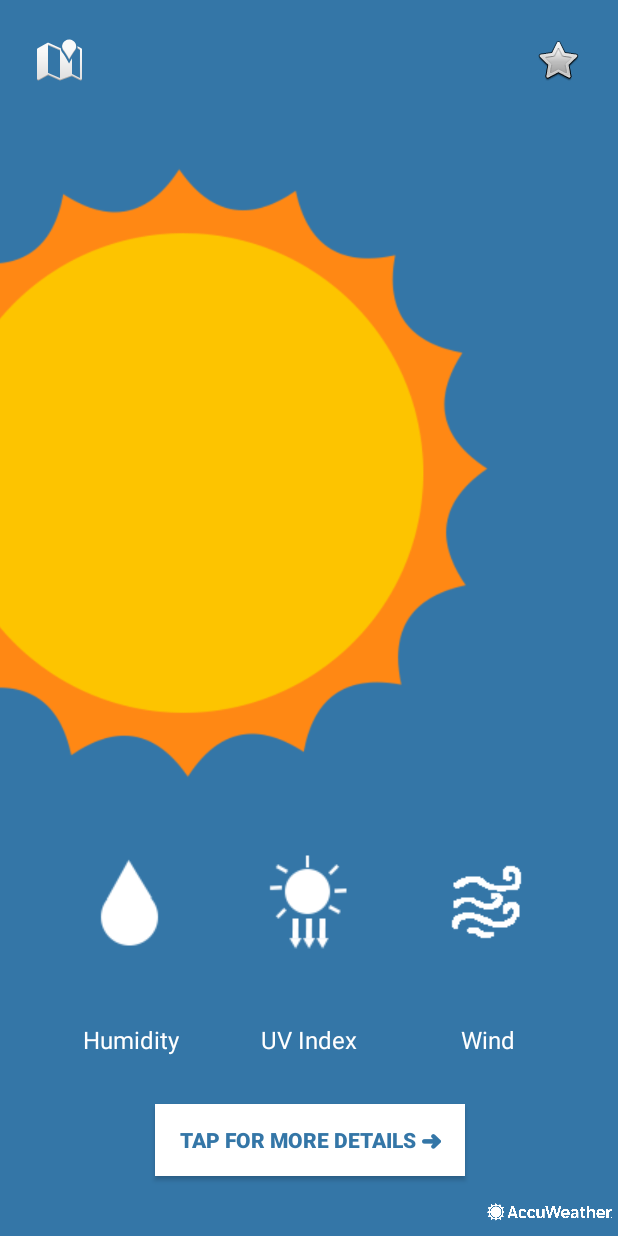
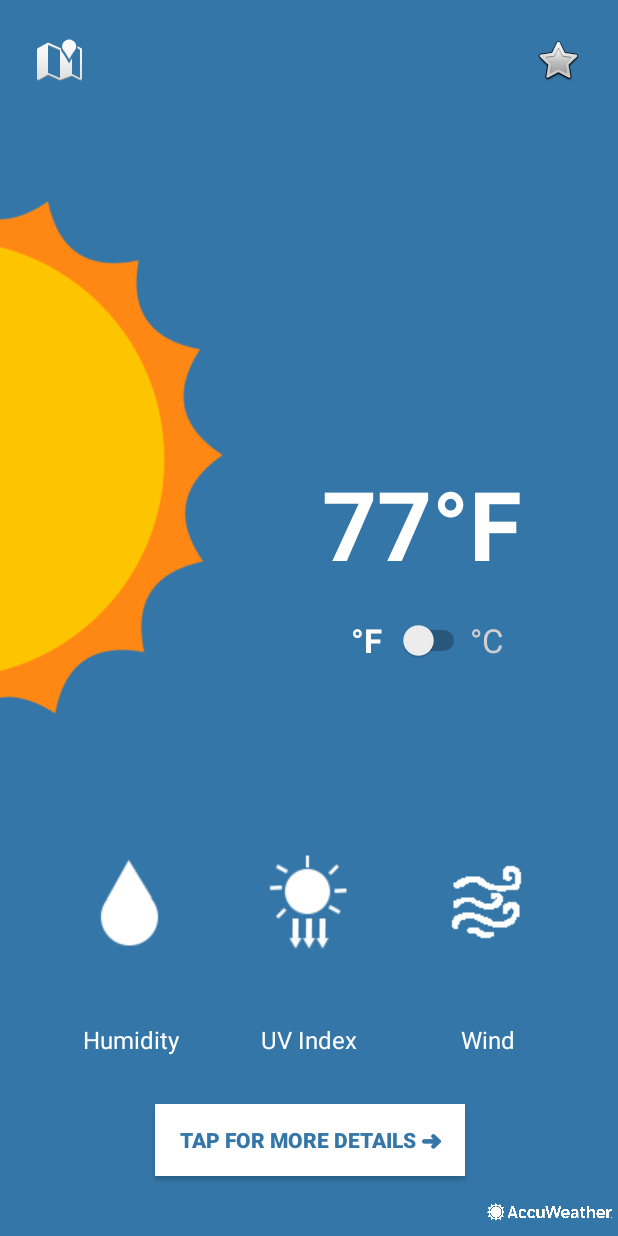
Before and after one commit to brookeclaroni/weather-app, an Android app: the screen it shows after launch (MainActivity), on a phone screen of 412 x 824 dp. Run offline under Robolectric (Android 15) with nearby library versions, the phone set to English and light mode, and no system bars; libraries missing offline, so code that uses them is left out: org.jetbrains.anko; 1 statement that could not run was skipped.

Commit message:
main activity interface tweaks

```diff
--- a/WeatherApp/app/src/main/res/layout/activity_main.xml
+++ b/WeatherApp/app/src/main/res/layout/activity_main.xml
@@ -42,9 +42,10 @@
 
     <ImageView
         android:id="@+id/sunImageView"
-        android:layout_width="wrap_content"
-        android:layout_height="wrap_content"
-        android:layout_marginEnd="52dp"
+        android:layout_width="375dp"
+        android:layout_height="445dp"
+        android:layout_marginTop="8dp"
+        android:layout_marginEnd="64dp"
         app:layout_constraintBottom_toTopOf="@+id/moreDetailsButton"
         app:layout_constraintEnd_toStartOf="@+id/temperatureTextView"
         app:layout_constraintTop_toTopOf="parent"
@@ -66,7 +67,8 @@
         android:id="@+id/temperatureTextView"
         android:layout_width="wrap_content"
         android:layout_height="wrap_content"
-        android:layout_marginEnd="32dp"
+        android:layout_marginEnd="64dp"
+        android:text="77°F"
         android:textColor="@color/white"
         android:textSize="64sp"
         android:textStyle="bold"
@@ -195,4 +197,29 @@
         app:layout_constraintEnd_toEndOf="parent"
         app:srcCompat="@drawable/accu_logo_white" />
 
+    <Switch
+        android:id="@+id/switch1"
+        android:layout_width="wrap_content"
+        android:layout_height="wrap_content"
+        android:layout_marginTop="20dp"
+        android:layout_marginEnd="16dp"
+        android:text="°F  "
+        android:textColor="#FFFFFF"
+        android:textSize="22sp"
+        android:textStyle="bold"
+        app:layout_constraintEnd_toEndOf="@+id/temperatureTextView"
+        app:layout_constraintStart_toStartOf="@+id/temperatureTextView"
+        app:layout_constraintTop_toBottomOf="@+id/temperatureTextView" />
+
+    <TextView
+        android:id="@+id/textView"
+        android:layout_width="wrap_content"
+        android:layout_height="wrap_content"
+        android:text="°C"
+        android:textColor="#CFCFCF"
+        android:textSize="22sp"
+        app:layout_constraintBottom_toBottomOf="@+id/switch1"
+        app:layout_constraintStart_toEndOf="@+id/switch1"
+        app:layout_constraintTop_toTopOf="@+id/switch1" />
+
 </androidx.constraintlayout.widget.ConstraintLayout>
```
